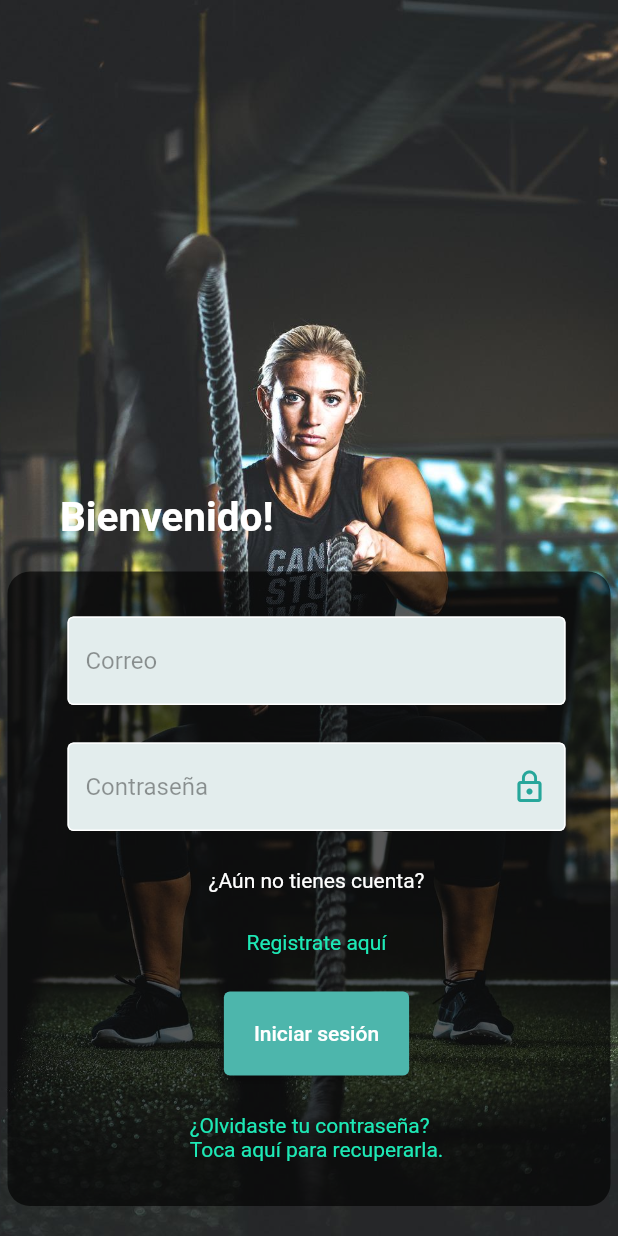
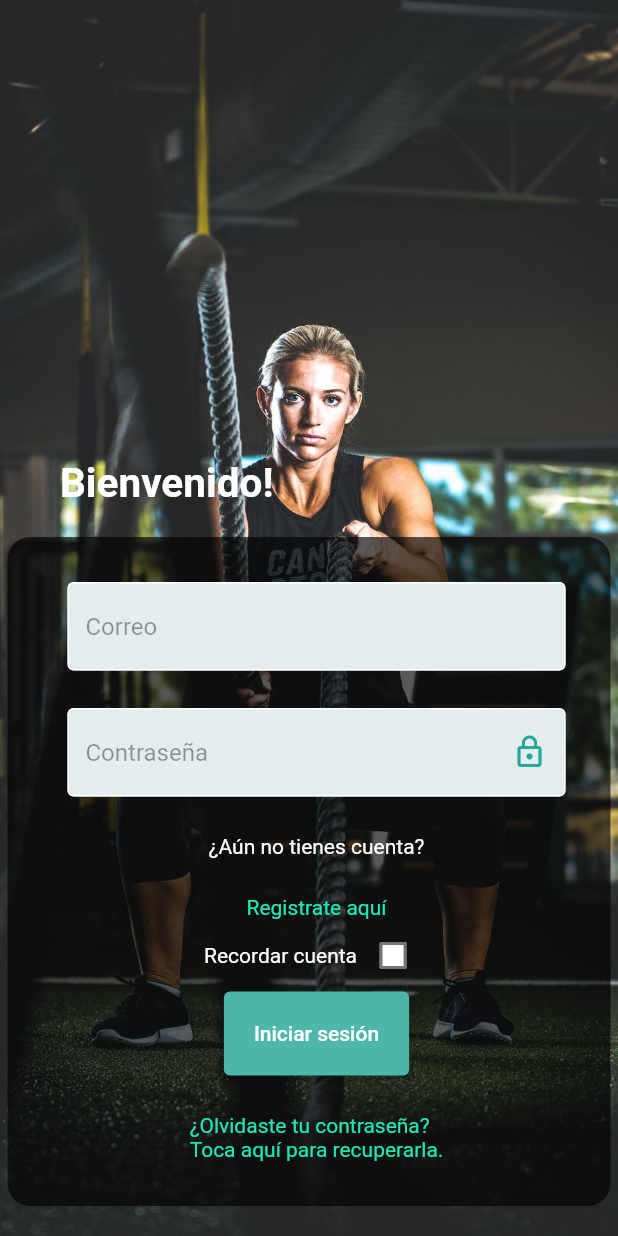
Before and after one commit to gissow87/myrutina, a Flutter app: the screen it shows after launch, on a phone screen of 412 x 824 dp. Run offline on Flutter 3.47's test engine with Material 2 defaults, Android fonts, the light colour scheme and no system bars; our stand-ins replace shared_preferences.

```diff
--- a/lib/src/pages/inicio/login.dart
+++ b/lib/src/pages/inicio/login.dart
@@ -22,6 +22,20 @@ class _LoginPageState extends State<LoginPage> {
   final Utils _utils = Utils();
 
   bool _claveVisible = false;
+  bool _recordarCuenta = false;
+
+  bool _isLoading = true;
+
+  @override
+  void initState() {
+    super.initState();
+    _email.text = prefs!.getString("emailInicio") ?? "";
+    _clave.text = prefs!.getString("claveInicio") ?? "";
+    _recordarCuenta = prefs!.getBool("recordarCuenta") ?? false;
+    setState(() {
+      _isLoading = false;
+    });
+  }
 
   Color getColor(Set<MaterialState> states) {
     const Set<MaterialState> interactiveStates = <MaterialState>{
@@ -37,6 +51,9 @@ class _LoginPageState extends State<LoginPage> {
 
   @override
   Widget build(BuildContext context) {
+    if (_isLoading) {
+      return _utils.logoPage(context);
+    } else {
       return SafeArea(
         child: Theme(
           data: themeData,
@@ -65,15 +82,11 @@ class _LoginPageState extends State<LoginPage> {
                             margin: const EdgeInsets.only(left: 40),
                             child: const Text(
                               "Bienvenido!",
-                            style: TextStyle(
-                                color: Colors.white,
-                                fontWeight: FontWeight.bold,
-                                fontSize: 27),
+                              style: TextStyle(color: Colors.white, fontWeight: FontWeight.bold, fontSize: 27),
                             ),
                           ),
                           Container(
-                          margin: const EdgeInsets.symmetric(
-                              vertical: 20, horizontal: 5),
+                            margin: const EdgeInsets.symmetric(vertical: 20, horizontal: 5),
                             decoration: BoxDecoration(
                               color: const Color.fromRGBO(0, 0, 0, 0.65),
                               borderRadius: BorderRadius.circular(15),
@@ -89,8 +102,7 @@ class _LoginPageState extends State<LoginPage> {
                                       controller: _email,
                                       decoration: const InputDecoration(
                                         hintText: "Correo",
-                                      hintStyle: TextStyle(
-                                          color: Color.fromRGBO(0, 0, 0, 0.4)),
+                                        hintStyle: TextStyle(color: Color.fromRGBO(0, 0, 0, 0.4)),
                                       ),
                                     ),
                                     const SizedBox(height: 25),
@@ -100,40 +112,49 @@ class _LoginPageState extends State<LoginPage> {
                                         hintText: "Contraseña",
                                         suffixIcon: _claveVisible
                                             ? IconButton(
-                                              icon: Icon(Icons.lock_open,
-                                                  color: Colors.teal[400]),
+                                                icon: Icon(Icons.lock_open, color: Colors.teal[400]),
                                                 onPressed: () {
                                                   setState(() {
                                                     _claveVisible = false;
                                                   });
                                                 })
                                             : IconButton(
-                                              icon: Icon(Icons.lock_outline,
-                                                  color: Colors.teal[400]),
+                                                icon: Icon(Icons.lock_outline, color: Colors.teal[400]),
                                                 onPressed: () {
                                                   setState(() {
                                                     _claveVisible = true;
                                                   });
                                                 }),
-                                      hintStyle: const TextStyle(
-                                          color: Color.fromRGBO(0, 0, 0, 0.4)),
+                                        hintStyle: const TextStyle(color: Color.fromRGBO(0, 0, 0, 0.4)),
                                       ),
                                       obscureText: _claveVisible ? false : true,
                                     ),
                                     const SizedBox(height: 25),
-                                  const Text("¿Aún no tienes cuenta?",
-                                      style: TextStyle(color: Colors.white)),
+                                    const Text("¿Aún no tienes cuenta?", style: TextStyle(color: Colors.white)),
                                     const SizedBox(height: 25),
                                     InkWell(
-                                    child: Text("Registrate aquí",
-                                        style: TextStyle(
-                                            color: Colors.tealAccent[400])),
+                                      child: Text("Registrate aquí", style: TextStyle(color: Colors.tealAccent[400])),
                                       onTap: () {
-                                      Navigator.pushNamed(
-                                          context, "register_page");
+                                        Navigator.pushNamed(context, "register_page");
                                       },
                                     ),
-                                  const SizedBox(height: 25),
+                                    Row(
+                                      mainAxisSize: MainAxisSize.min,
+                                      children: [
+                                        const Flexible(child: Text("Recordar cuenta", style: TextStyle(color: Colors.white))),
+                                        Checkbox(
+                                            checkColor: Colors.black,
+                                            fillColor: MaterialStateProperty.all(
+                                              Colors.white,
+                                            ),
+                                            value: _recordarCuenta,
+                                            onChanged: (value) {
+                                              setState(() {
+                                                _recordarCuenta = value!;
+                                              });
+                                            })
+                                      ],
+                                    ),
                                     ElevatedButton(
                                       child: const Text(
                                         "Iniciar sesión",
@@ -145,13 +166,10 @@ class _LoginPageState extends State<LoginPage> {
                                     ),
                                     const SizedBox(height: 25),
                                     InkWell(
-                                    child: Text(
-                                        "¿Olvidaste tu contraseña?\r\nToca aquí para recuperarla.",
-                                        style: TextStyle(
-                                            color: Colors.tealAccent[400])),
+                                      child: Text("¿Olvidaste tu contraseña?\r\nToca aquí para recuperarla.",
+                                          style: TextStyle(color: Colors.tealAccent[400])),
                                       onTap: () {
-                                      Navigator.pushNamed(
-                                          context, "recuperar_clave");
+                                        Navigator.pushNamed(context, "recuperar_clave");
                                       },
                                     ),
                                   ],
@@ -170,13 +188,11 @@ class _LoginPageState extends State<LoginPage> {
         ),
       );
     }
+  }
 
   _login() async {
     _alertProvider.showLoadingDialog(context, keyLoader);
-    Map parametros = {
-      "email": _email.text,
-      "clave": _utils.md5Encode(_clave.text)
-    };
+    Map parametros = {"email": _email.text, "clave": _utils.md5Encode(_clave.text)};
 
     var respuesta = await _webProvider.llamarFuncion("login", parametros);
     Navigator.of(keyLoader.currentContext!, rootNavigator: true).pop();
@@ -184,8 +200,7 @@ class _LoginPageState extends State<LoginPage> {
       showDialog(
           context: context,
           builder: (context) {
-            return _alertProvider.showErrorDialog(
-                context, "Usuario no encontrado.");
+            return _alertProvider.showErrorDialog(context, "Usuario no encontrado.");
           });
     } else {
       Map mUsuario = jsonDecode(respuesta);
@@ -199,6 +214,16 @@ class _LoginPageState extends State<LoginPage> {
         prefs?.setBool("es_entrenador", false);
       }
 
+      if (_recordarCuenta) {
+        prefs?.setString("emailInicio", _email.text);
+        prefs?.setString("claveInicio", _clave.text);
+        prefs?.setBool("recordarCuenta", true);
+      } else {
+        prefs?.setString("emailInicio", "");
+        prefs?.setString("claveInicio", "");
+        prefs?.setBool("recordarCuenta", true);
+      }
+
       if (mUsuario["es_entrenador"] == "1") {
         Navigator.pushReplacementNamed(context, "inicio_entrenador");
       } else {
```
Also changed, not shown: lib/main.dart (+8 -13 lines), lib/src/pages/entrenador/inicio_entrenador.dart (+45 -8 lines), lib/src/utils/utils.dart (+25 -2 lines), pubspec.yaml (+7 -0 lines), assets/icons/3.png (added), assets/icons/logo.png (added), pubspec.lock, 24 other files. Lines whose indentation alone changed are shown as unchanged.
